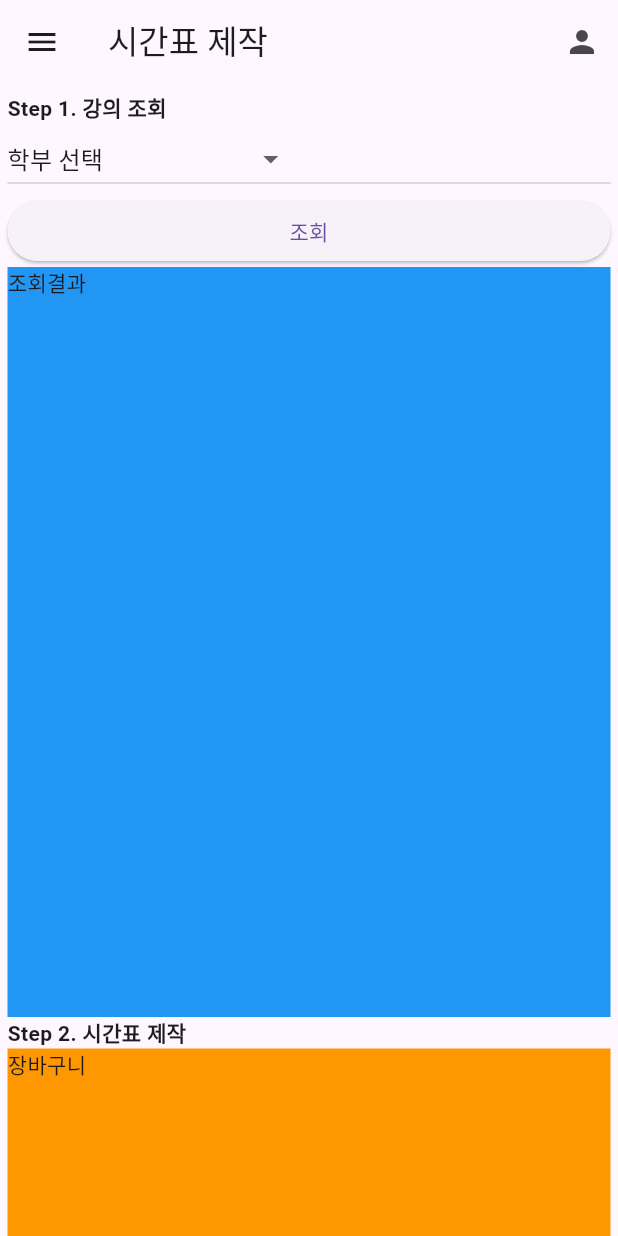
After one commit to LogiStic1207/KOBI, a Flutter app: the TimetablePage screen opened directly, on a phone screen of 412 x 824 dp. The commit adds this screen. Run offline on Flutter 3.47's test engine with Material 3 defaults, Android fonts, the phone set to English and light mode, and no system bars; our stand-ins replace shared_preferences; accounts and stored records are empty.

Commit message:
6th commit

```diff
--- a/kobi_3/lib/chatbotpage.dart
+++ b/kobi_3/lib/chatbotpage.dart
@@ -1,4 +1,5 @@
 import 'package:flutter/material.dart';
+import 'package:kobi_3/menu/timetablepage.dart';
 import 'menu/options.dart';
 
 class ChatBotPage extends StatefulWidget {
@@ -91,6 +92,11 @@ class _ChatBotPageState extends State<ChatBotPage> {
                   ListTile(
                     title: Text('시간표 제작'),
                     onTap: () {
+                      Navigator.push(
+                        context,
+                        MaterialPageRoute(
+                            builder: (context) => TimetablePage()),
+                      );
                       // Navigate to timetable creation page - to be implemented later
                     },
                   ),
--- /dev/null
+++ b/kobi_3/lib/menu/timetablepage.dart
@@ -0,0 +1,151 @@
+import 'package:flutter/cupertino.dart';
+import 'package:flutter/widgets.dart';
+import 'options.dart';
+
+import '/chatbotpage.dart';
+import 'package:flutter/material.dart';
+//import './exception_handlers.dart';
+
+class TimetablePage extends StatefulWidget {
+  /*final String _storedId;
+  final String _storedPw;
+  final VoidCallback _resetLoginInfo;
+  final Map<String, String> _headers;
+
+  ChatBotPage(
+      this._storedId, this._storedPw, this._resetLoginInfo, this._headers);*/
+  @override
+  _TimetablePageState createState() => _TimetablePageState();
+}
+
+class _TimetablePageState extends State<TimetablePage> {
+  final _departmentList = [
+    '학부 선택',
+    'HRD학과',
+    '컴퓨터공학부',
+    '디자인·건축공학부',
+    '기계공학부',
+    '전기·전자·통신공학부',
+    '에너지신소재화학공학부',
+    '산업경영학부',
+    '메카트로닉스공학부',
+    '고용서비스정책학과',
+    '교양학부',
+    '융합학과'
+  ];
+  var _selectedDepartment = '학부 선택';
+
+  @override
+  Widget build(BuildContext context) {
+    return Scaffold(
+      appBar: AppBar(
+        title: Text("시간표 제작"),
+        leading: Builder(
+          builder: (BuildContext context) {
+            return IconButton(
+              icon: Icon(Icons.menu),
+              onPressed: () => Scaffold.of(context).openDrawer(),
+            );
+          },
+        ),
+        actions: [
+          IconButton(
+            icon: Icon(Icons.person),
+            onPressed: () {
+              // 사용자 정보 페이지로 네비게이션 (추후 구현 필요)
+            },
+          ),
+        ],
+      ),
+      drawer: Drawer(
+        child: Column(
+          children: [
+            Expanded(
+              child: ListView(
+                padding: EdgeInsets.zero,
+                children: <Widget>[
+                  const SizedBox(
+                    height: 100.0,
+                    child: DrawerHeader(
+                      child: Text('메뉴'),
+                      decoration: BoxDecoration(
+                        color: Colors.blue,
+                      ),
+                    ),
+                  ),
+                  ListTile(
+                    title: Text('챗봇'),
+                    onTap: () {
+                      Navigator.of(context).pushReplacement(
+                        MaterialPageRoute(builder: (context) => ChatBotPage()),
+                      );
+                    },
+                  ),
+                  ListTile(
+                    title: Text('설정'),
+                    onTap: () {
+                      // 설정 페이지로 네비게이션 (추후 구현 필요)
+                      Navigator.push(
+                        context,
+                        MaterialPageRoute(builder: (context) => OptionsPage()),
+                      );
+                    },
+                  ),
+                ],
+              ),
+            ),
+            Container(
+              margin: EdgeInsets.all(20),
+              height: 300,
+              width: 300,
+              alignment: Alignment.topCenter,
+              decoration: BoxDecoration(
+                  borderRadius: BorderRadius.circular(5.0),
+                  border: Border.all(color: Colors.black),
+                  color: Colors.blue),
+              child: Text('장바구니'),
+            ),
+          ],
+        ),
+      ),
+      body: ListView(
+        padding: EdgeInsets.all(5.0),
+        children: [
+          Text('Step 1. 강의 조회', style: TextStyle(fontWeight: FontWeight.w700)),
+          DropdownButton(
+              value: _selectedDepartment,
+              items: _departmentList.map(
+                (value) {
+                  return DropdownMenuItem(
+                    value: value,
+                    child: Text(value),
+                  );
+                },
+              ).toList(),
+              onChanged: (value) {
+                setState(() {
+                  _selectedDepartment = value.toString();
+                });
+              }),
+          ElevatedButton(onPressed: () {}, child: Text('조회')),
+          Container(
+            height: 500,
+            decoration: BoxDecoration(color: Colors.blue),
+            child: Text('조회결과'),
+          ), //조회 결과
+          Text('Step 2. 시간표 제작', style: TextStyle(fontWeight: FontWeight.w700)),
+          Container(
+              height: 150,
+              decoration: BoxDecoration(color: Colors.orange),
+              child: Text('장바구니')), //장바구니
+          ElevatedButton(onPressed: () {}, child: Text('제작')),
+          Container(
+            height: 500,
+            decoration: BoxDecoration(color: Colors.blue),
+            child: Text('제작결과'),
+          ), //제작 결과(경우의 수)
+        ],
+      ),
+    );
+  }
+}
```
Also changed, not shown: kobi_3/lib/menu/Timetable/Ttable.dart (deleted), kobi_3/lib/menu/Timetable/Ttable_calc.dart (deleted), kobi_3/lib/menu/Timetable/Ttable_select.dart (deleted).
